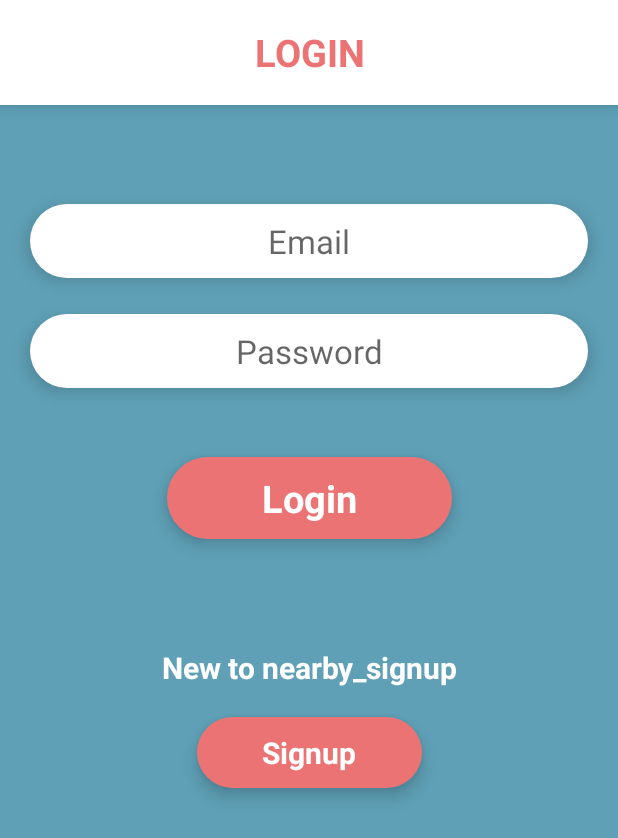
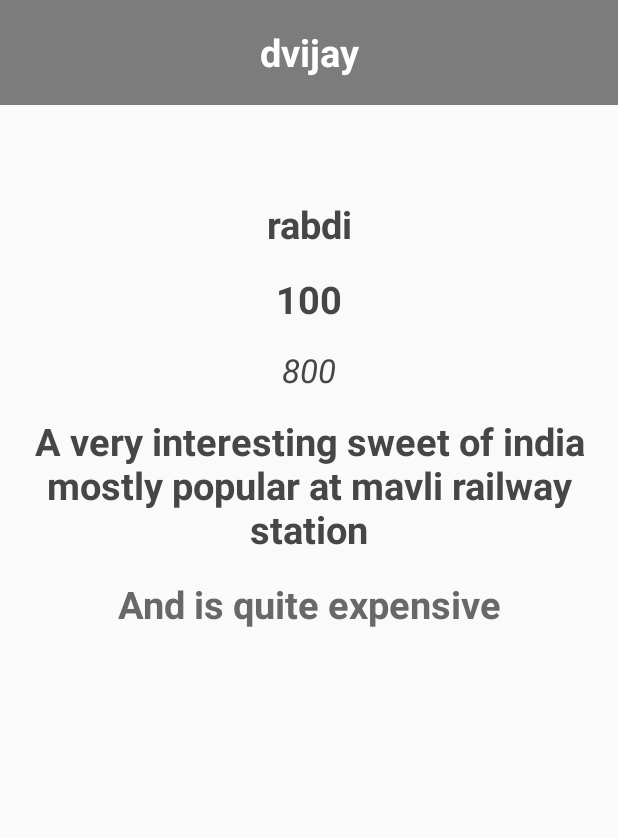
Before and after one commit to aniketrawat97/NearbyApp, an Android app: the screen it shows after launch (LoginActivity before the commit, ProductDetailsActivity after it), after a tap on "CUSTOMER", on a phone screen of 412 x 824 dp. Shown: the top 838 px of the screen. Run offline under Robolectric (Android 15) with nearby library versions, the phone set to English and light mode, and no system bars; our stand-ins replace Firebase (no records; nobody signed in at launch, a user with empty details on screens opened directly).

Commit message:
Added dummy data in product details activity Changed constructor of store class.

```diff
--- a/NearbyApp/app/src/main/java/com/aniket/nearbyapp/activity/ProductDetailsActivity.java
+++ b/NearbyApp/app/src/main/java/com/aniket/nearbyapp/activity/ProductDetailsActivity.java
@@ -3,11 +3,15 @@ package com.aniket.nearbyapp.activity;
 import androidx.appcompat.app.AppCompatActivity;
 
 import android.os.Bundle;
+import android.util.Log;
 import android.widget.ImageView;
 import android.widget.TextView;
 
 import com.aniket.nearbyapp.R;
+import com.aniket.nearbyapp.models.Card;
 import com.aniket.nearbyapp.models.Store;
+
+import java.util.ArrayList;
 
 public class ProductDetailsActivity extends AppCompatActivity {
     Store store1;
@@ -16,22 +20,30 @@ public class ProductDetailsActivity extends AppCompatActivity {
     @Override
     protected void onCreate(Bundle savedInstanceState) {
         super.onCreate(savedInstanceState);
+        try {
             setContentView(R.layout.activity_product_details);
-        Store_name=findViewById(R.id.TV_Prod_details);
+            ArrayList<Card> cardlist = new ArrayList();
+            Card card1 = new Card("rabdi", "A very interesting sweet of india mostly popular at mavli railway station", "And is quite expensive", "Box ji halwai aj denge bilkul muft,I mean Rabdi", "800", "100");
+            cardlist.add(card1);
+            store1 = new Store("dvijay", "dvijay11nov1997@gmail.com", "sectore 14", "123", "bhaumik", cardlist);
+            Store_name = findViewById(R.id.TV_Prod_details);
             Store_name.setText(store1.name);
-        Image_prod=findViewById(R.id.IV_Prod_details);
+            Image_prod = findViewById(R.id.IV_Prod_details);
             Image_prod.setImageBitmap(store1.cards.get(0).image);
-        Prod_title=findViewById(R.id.TV_Prod_details_title);
+            Prod_title = findViewById(R.id.TV_Prod_details_title);
             Prod_title.setText(store1.cards.get(0).title);
-        finalPrice=findViewById(R.id.TV_Prod_details_final_price);
+            finalPrice = findViewById(R.id.TV_Prod_details_final_price);
             finalPrice.setText(store1.cards.get(0).finalPrice);
-        beforePrice=findViewById(R.id.TV_Prod_details_before_price);
-        beforePrice.setText( store1.cards.get(0).beforePrice);
-        description1=findViewById(R.id.TV_Prod_details_description1);
+            beforePrice = findViewById(R.id.TV_Prod_details_before_price);
+            beforePrice.setText(store1.cards.get(0).beforePrice);
+            description1 = findViewById(R.id.TV_Prod_details_description1);
             description1.setText(store1.cards.get(0).desc1);
-        description2=findViewById(R.id.TV_Prod_details_description2);
+            description2 = findViewById(R.id.TV_Prod_details_description2);
             description2.setText(store1.cards.get(0).desc2);
-
+        }
+        catch(Exception e){
+            Log.i("EXVNDMGDGF", ""+e);
+        }
 
     }
 }
--- a/NearbyApp/app/src/main/java/com/aniket/nearbyapp/activity/UseAsActivity.java
+++ b/NearbyApp/app/src/main/java/com/aniket/nearbyapp/activity/UseAsActivity.java
@@ -23,7 +23,7 @@ public class UseAsActivity extends AppCompatActivity {
         Customer.setOnClickListener(new View.OnClickListener() {
             @Override
             public void onClick(View view) {
-                Intent i1=new Intent(getApplicationContext(), LoginActivity.class);
+                Intent i1=new Intent(getApplicationContext(), ProductDetailsActivity.class);
                 startActivity(i1);
             }
         });
--- a/NearbyApp/app/src/main/java/com/aniket/nearbyapp/models/Store.java
+++ b/NearbyApp/app/src/main/java/com/aniket/nearbyapp/models/Store.java
@@ -6,12 +6,13 @@ public class Store {
     public String name,email,address,GPS,pass,email_pass;
     public ArrayList<Card> cards;
 
-    public Store(String name, String email, String address, String GPS,String pass) {
+    public Store(String name, String email, String address, String GPS,String pass,ArrayList<Card> cards) {
         this.name = name;
         this.email = email;
         this.address = address;
         this.GPS = GPS;
         this.pass=pass;
         this.email_pass=email+"_"+pass;
+        this.cards=cards;
     }
 }
--- a/NearbyApp/app/src/main/java/com/aniket/nearbyapp/utils/FirebaseUtils.java
+++ b/NearbyApp/app/src/main/java/com/aniket/nearbyapp/utils/FirebaseUtils.java
@@ -18,7 +18,7 @@ public class FirebaseUtils {
 
     public static void createStructure(){
         ref= FirebaseDatabase.getInstance().getReference();
-        st=new Store("bazinga","aniketrawat97@gmail.com","asdfopbuwsfo","123.546.789","pass");
+        st=new Store("bazinga","aniketrawat97@gmail.com","asdfopbuwsfo","123.546.789","pass",null);
         st.cards=new ArrayList<>();
         st.cards.add(new Card("Chocolate","blabla desc1","blabla desc2","this is an offer","200","150"));
         st.cards.add(new Card("asdf","asdgasg","blabasdff  sc2","this is an offer","600","450"));
```
Lines whose indentation alone changed are shown as unchanged.
